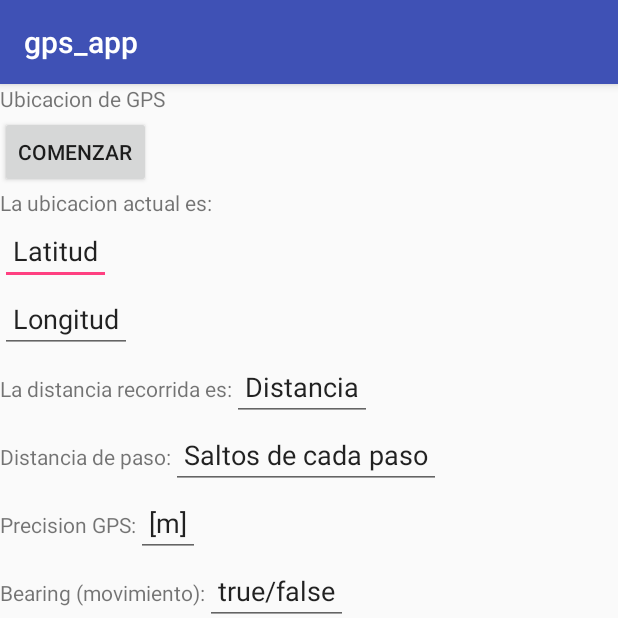
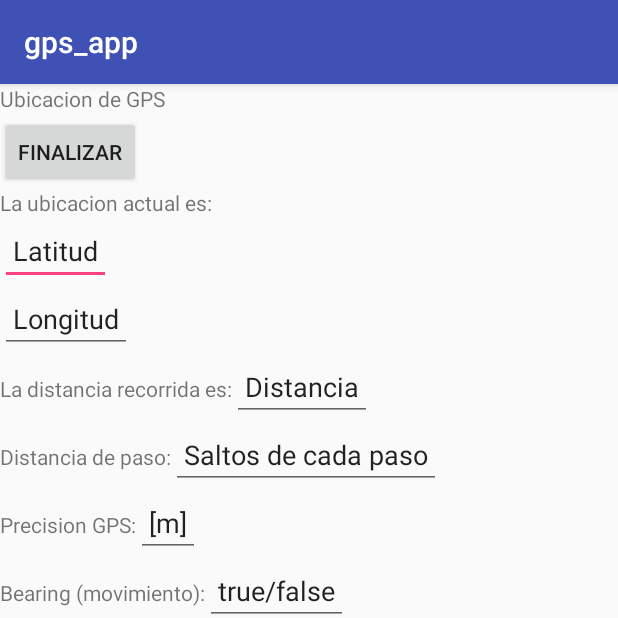
Before and after one commit to Diegonf26/GPS-pruebas, an Android app: the screen it shows after launch (MainActivity), after a tap on "COMENZAR", on a phone screen of 412 x 824 dp, the top half of it. Run offline under Robolectric (Android 15) with nearby library versions, the phone set to English and light mode, and no system bars.

Commit message:
Archivo Final
aumento de timepo de adq de datos, uso de botosn, limites de distancas maximas para ser medidas y precision para ser contada como verdadera.

```diff
--- a/gps_app/app/src/main/java/com/example/diego/gps_app/MainActivity.java
+++ b/gps_app/app/src/main/java/com/example/diego/gps_app/MainActivity.java
@@ -22,20 +22,12 @@ import android.widget.TextView;
 
 public class MainActivity extends AppCompatActivity implements LocationListener {
     //protected LocationManager locationManager;
-    EditText userNumberInput;
-    EditText userTextInput;
-    TextView distanceText;
-    TextView latitude;
-    TextView longitude;
+
     double lat_inicial, lon_inicial, lat_actual, lon_actual, lat_ant, lon_ant;
     float dist = 0;
     float[] result;
     private static final long MIN_DISTANCE_CHANGE_FOR_UPDATES = 0; // in Meters
-    private static final long MIN_TIME_BW_UPDATES = 0;
-    boolean ang_inicial = false;
-    private static final int lim_acondi_gps=3;
-    int acod_gps=0;
-
+    private static final long MIN_TIME_BW_UPDATES = 300;
 
     Button btComenzar;
     TextView tvUbicacion;
@@ -50,7 +42,6 @@ public class MainActivity extends AppCompatActivity implements LocationListener
 
     private LocationManager locationManager;
     private Location location;
-    private final int REQUEST_LOCATION = 200;
 
     private boolean iniciar_carrera=false;
 
@@ -108,8 +99,14 @@ public class MainActivity extends AppCompatActivity implements LocationListener
         btComenzar.setOnClickListener(new View.OnClickListener() {
             @Override
             public void onClick(View v) {
-                if (acod_gps >= lim_acondi_gps)
+                if (iniciar_carrera==false) {
                     iniciar_carrera = true;
+                    btComenzar.setText("Finalizar");
+                }
+                else {
+                    iniciar_carrera = false;
+                    btComenzar.setText("Comenzar");
+                }
             }
         });
 
@@ -134,58 +131,27 @@ public class MainActivity extends AppCompatActivity implements LocationListener
         else
             etHasBearing.setText("Estatico");
 
-        //acod_gps++;
-        //tvAcond.setText(acod_gps);
-
         etLatitud.setText(" "+location.getLatitude());
         etLongitud.setText(" "+location.getLongitude());
 
+        if(iniciar_carrera==true) {
             lat_actual = location.getLatitude();
             lon_actual = location.getLongitude();
 
             float[] results = new float[1];
             Location.distanceBetween(lat_ant, lon_ant, lat_actual, lon_actual, results);
             etLocation.setText(" "+results[0]);
-        //dist = dist + results[0];
 
-        lat_ant = lat_actual;
-        lon_ant = lon_actual;
-
-        /*if (acod_gps<lim_acondi_gps) {
-            Log.i("GPS","Acondecimiento GPS");
-            etLatitud.setText(" "+location.getLatitude());
-            etLongitud.setText(" "+location.getLongitude());
-            acod_gps++;
-            tvAcond.setText(acod_gps);
-        }
-        else if (acod_gps>=lim_acondi_gps && iniciar_carrera==true){
-            tvUbicacion.setText(""+location.getLatitude()+" "+location.getLongitude());
-            Log.i("GPS","Nuevo valor GPS");
-
-            if (location.hasBearing()==true && location.getAccuracy()<4){
-                if(ang_inicial==false){
-                    lat_inicial=location.getLatitude();
-                    lon_inicial=location.getLongitude();
-                    lat_ant=lat_inicial;
-                    lon_ant=lon_inicial;
-                    etLatitud.setText(" "+lat_inicial);
-                    etLongitud.setText(" "+lon_inicial);
-                    ang_inicial=true;
-                }
-                else {
-                    lat_actual = location.getLatitude();
-                    lon_actual = location.getLongitude();
-                    float[] results = new float[1];
+            if (location.getAccuracy()<=5 && results[0]<=10){
                 Location.distanceBetween(lat_ant, lon_ant, lat_actual, lon_actual, results);
                 etLocation.setText(" "+results[0]);
                 dist = dist + results[0];
+                etDistancia.setText(String.format("%1$s [m]", dist));
+            }
 
             lat_ant = lat_actual;
             lon_ant = lon_actual;
         }
-            }
-            etDistancia.setText(String.format("%1$s [m]", dist));
-        }*/
     }
 
     @Override
```
Lines whose indentation alone changed are shown as unchanged.
